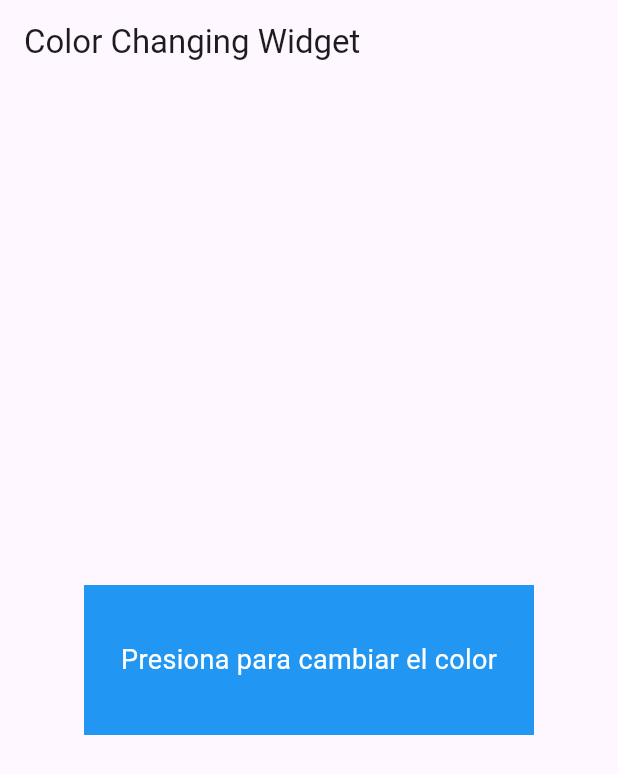
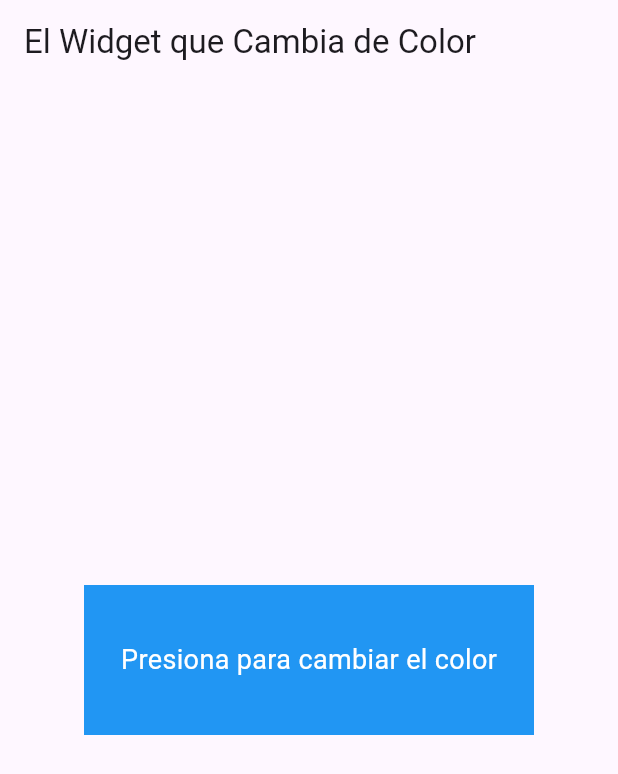
Before and after one commit to eliaswalton/Prueba1, a Flutter app: the screen it shows after launch, on a phone screen of 412 x 824 dp. Shown: the top 774 px of the screen. Run offline on Flutter 3.47's test engine with Material 3 defaults, Android fonts, the phone set to English and light mode, and no system bars.

Commit message:
Este es el cuarto commit

```diff
--- a/lib/main.dart
+++ b/lib/main.dart
@@ -27,8 +27,10 @@ class ColorChangerWidget extends StatefulWidget{
 class _ColorChangerWidgetState extends State<ColorChangerWidget>{
   Color _currentColor = Colors.blue;
 
+  //Este es el metodo para cambiar el color al ser presionado
   void _changeColor(){
     setState(() {
+      //Aqui se cambia el color actual de azul a rojo y viceversa
       _currentColor = (_currentColor == Colors.blue) ? Colors.red : Colors.blue;
     });
   }
@@ -38,8 +40,10 @@ class _ColorChangerWidgetState extends State<ColorChangerWidget>{
   Widget build(BuildContext context){
     return Scaffold(
       appBar: AppBar(
-        title: Text("Color Changing Widget")
+        title: Text("El Widget que Cambia de Color") //Titulo de la aplicacion
       ),
+      //Aqui se crea un cuerpo (el boton en este caso), se aplica el tamaño, fuente, color de la letra, etc, y se llaman
+      //los metodos que lo hacen funcionar
       body: Center(
         child: GestureDetector(
           onTap: _changeColor,
```
